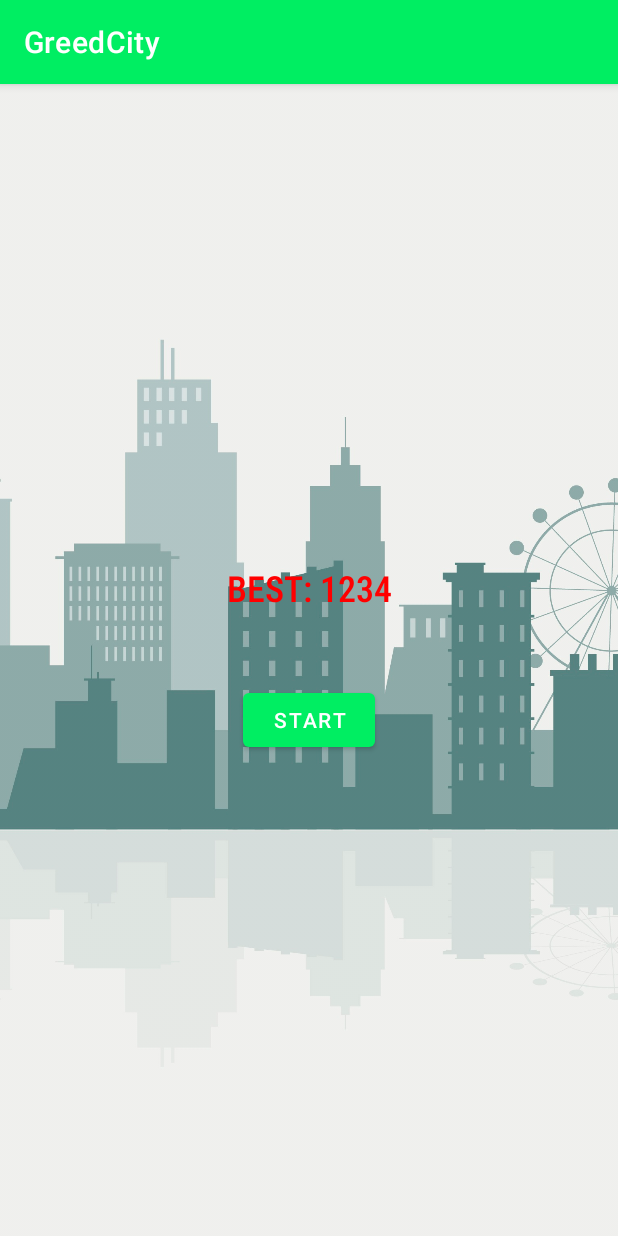
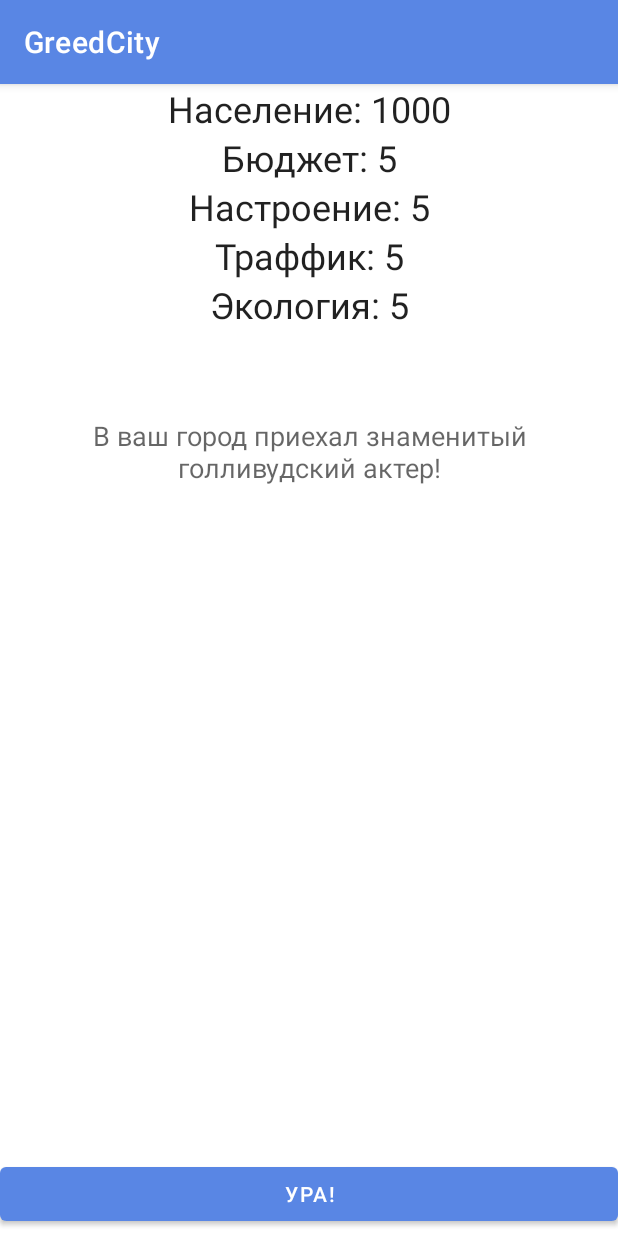
Before and after one commit to mivlix/GreedCity, an Android app: the screen it shows after launch (MenuActivity before the commit, GameActivity after it), on a phone screen of 412 x 824 dp. Run offline under Robolectric (Android 15) with nearby library versions, the phone set to English and light mode, and no system bars.

Commit message:
V2.0 Full release!

```diff
--- a/app/build.gradle
+++ b/app/build.gradle
@@ -23,8 +23,8 @@ android {
         }
     }
     compileOptions {
-        sourceCompatibility JavaVersion.VERSION_16
-        targetCompatibility JavaVersion.VERSION_16
+        sourceCompatibility JavaVersion.VERSION_1_8
+        targetCompatibility JavaVersion.VERSION_1_8
     }
 
     buildFeatures {
@@ -35,7 +35,7 @@ android {
 dependencies {
 
     implementation 'androidx.appcompat:appcompat:1.6.1'
-    implementation 'com.google.android.material:material:1.8.0'
+    implementation 'com.google.android.material:material:1.9.0'
     implementation 'androidx.constraintlayout:constraintlayout:2.1.4'
     testImplementation 'junit:junit:4.13.2'
     androidTestImplementation 'androidx.test.ext:junit:1.1.5'
--- a/app/src/main/java/mivlix/alpha/greedcity/Game.java
+++ b/app/src/main/java/mivlix/alpha/greedcity/Game.java
@@ -4,29 +4,89 @@ import java.util.HashMap;
 
 public class Game {
     private int pop = 1000;
-    private final int victoryPop = 100_000_000;
-    private int[] chars = {5, 5, 5, 5};
+    private static final int victoryPop = 100_000_000;
+    private static int[] chars = {5, 5, 5, 5};
 
-    private final Question[] questions = new Question[]{
-        new Question(
-            "Хотите построить новый парк?",
-            0, victoryPop,
-            new Question.Answer[]{
-                new Question.Answer("Да", 1.3, new HashMap<String, Integer>(){{
-                    put("eco", +1);
-                    put("traffic", +1);
-                    put("mood", 0);
-                    put("money", -1);
-                }}),
-                new Question.Answer("Нет", 1.1, new HashMap<String, Integer>(){{
-                    put("eco", -1);
-                    put("traffic", -1);
-                    put("mood", 0);
-                    put("money", 0);
-                }})
-            }
-        )
+    private static final Question[] questions = new Question[]{
+            new Question(
+                    "Жители предлагают построить новый парк.",
+                    0, victoryPop,
+                    new Question.Answer[]{
+                        new Question.Answer("Да", 1.2, new int[]{+1, 0, +1, -1}),
+                        new Question.Answer("Нет", 1.05, new int[]{-1, 0, -1, +1})
+                    }
+            ),
+            new Question(
+                    "Что вы построите: Новую станцию метро или Автомагистраль?",
+                    500_000, victoryPop,
+                    new Question.Answer[]{
+                            new Question.Answer("Метро", 1.2, new int[]{0, +2, +1, -2}),
+                            new Question.Answer("Автомагистраль", 1.05, new int[]{-1, +2, -1, -1})
+                    }
+            ),
+            new Question(
+                    "Граждане предлагают провести фестиваль мороженого на главном проспекте города. Вы за или против?",
+                    0, victoryPop,
+                    new Question.Answer[]{
+                            new Question.Answer("За", 1.2, new int[]{0, -1, +2, 0}),
+                            new Question.Answer("Против", 1.05, new int[]{0, +1, -2, 0})
+                    }
+            ),
+            new Question(
+                    "Здравствуйте, а как зовут вашу кошку?",
+                    0, victoryPop,
+                    new Question.Answer[]{
+                            new Question.Answer("Снежка", 1, new int[]{0, 0, 0, 0}),
+                            new Question.Answer("Что?", 1, new int[]{0, 0, 0, 0}),
+                            new Question.Answer("У меня нет кошки!", 1.1, new int[]{0, 0, 0, 0})
+                    }
+            ),
+            new Question(
+                    "Где предлагаете построить новый жилой комплекс?",
+                    10_000, victoryPop,
+                    new Question.Answer[]{
+                            new Question.Answer("На окраине города", 1.4, new int[]{+1, -1, +1, 0}),
+                            new Question.Answer("На месте частного сектора", 1.4, new int[]{+1, +1, -1, 0}),
+                            new Question.Answer("На месте старого парка", 1.4, new int[]{-1, +1, +1, 0})
+                    }
+            ),
+            new Question(
+                    "Ваша казна пополнилась!",
+                    0, victoryPop,
+                    new Question.Answer[]{
+                            new Question.Answer("Ура!", 1.2, new int[]{0, 0, 0, +1})
+                    }
+            ),
+            new Question(
+                    "В ваш город приехал знаменитый голливудский актер!",
+                    0, victoryPop,
+                    new Question.Answer[]{
+                            new Question.Answer("Ура!", 1.05, new int[]{0, 0, +1, 0})
+                    }
+            ),
+            new Question(
+                    "Ураган нанес большой ущерб городу!",
+                    0, victoryPop,
+                    new Question.Answer[]{
+                            new Question.Answer("Ой!", 0.9, new int[]{-1, -1, -1, -1})
+                    }
+            ),
+            new Question(
+                    "Жители прдлагают сделать улицу в центре города пешеходной. Вы за или против?",
+                    0, victoryPop,
+                    new Question.Answer[]{
+                            new Question.Answer("За", 1.2, new int[]{+1, -1, +1, -1}),
+                            new Question.Answer("Против", 1.05, new int[]{-1, +1, -1, 0})
+                    }
+            ),
     };
+
+    public void changeChars(double pop, int[] chars){
+        this.pop *= pop;
+        for (int i = 0; i < chars.length; i++) {
+            this.chars[i] += chars[i];
+        }
+    }
 
     public int getPop() {return pop;}
     public int getVictoryPop() {return victoryPop;}
@@ -39,7 +99,9 @@ public class Game {
         return null;
     }
 
-    public class Question {
+    public int getQuestionsLength() {return questions.length;}
+
+    public static class Question {
         private final String desc;
         private final int maxPop;
         private final int minPop;
@@ -54,8 +116,27 @@ public class Game {
 
         public String getDesc() {return desc;}
         public Answer[] getAnswers() {return answers;}
-        public record Answer(String name, double pop, HashMap<String, Integer> chars) {
+        public static class Answer {
+            private final String name;
+            private final double pop;
+            private final int[] chars;
+
+            public Answer(String name, double pop, int[] chars){
+                this.name = name;
+                this.pop = pop;
+                this.chars = chars;
+            }
             public String getName() {return name;}
+            public double getPop() {return pop;}
+            public int[] getChars() {return chars;}
+
+            public int getNextQuestion() {
+                if (Game.chars[0] < 0) {return -1;}
+                if (Game.chars[1] < 0) {return -2;}
+                if (Game.chars[2] < 0) {return -3;}
+                if (Game.chars[3] < 0) {return -4;}
+                return (int) (Math.random() * questions.length);
+            }
         }
     }
 }
--- a/app/src/main/java/mivlix/alpha/greedcity/GameActivity.java
+++ b/app/src/main/java/mivlix/alpha/greedcity/GameActivity.java
@@ -1,4 +1,6 @@
 package mivlix.alpha.greedcity;
+
+import static mivlix.alpha.greedcity.RecordManager.GAME;
 
 import android.content.Context;
 import android.content.Intent;
@@ -12,6 +14,7 @@ import mivlix.alpha.greedcity.databinding.ButtonBinding;
 public class GameActivity extends AppCompatActivity {
     private final Game game = new Game();
     private ActivityGameBinding binding;
+    private RecordManager recorder;
 
     public static Intent newIntent(Context context) {
         return new Intent(context, GameActivity.class);
@@ -21,22 +24,96 @@ public class GameActivity extends AppCompatActivity {
     protected void onCreate(Bundle savedInstanceState) {
         super.onCreate(savedInstanceState);
         binding = ActivityGameBinding.inflate(getLayoutInflater());
+        recorder = new RecordManager(getSharedPreferences(RecordManager.GAME, MODE_PRIVATE));
         setContentView(binding.getRoot());
+        initQuestion((int) (Math.random() * game.getQuestionsLength()));
     }
 
     private void initQuestion(int id) {
+        binding.pop.setText("Население: " + game.getPop());
+        binding.eco.setText("Экология: " + game.getChars()[0]);
+        binding.road.setText("Траффик: " + game.getChars()[1]);
+        binding.mood.setText("Настроение: " + game.getChars()[2]);
+        binding.money.setText("Бюджет: " + game.getChars()[3]);
+        switch (id) {
+            case -1:
+                setEcologicalEnding();
+                break;
+            case -2:
+                setTrafficEnding();
+                break;
+            case -3:
+                setHappinessEnding();
+                break;
+            case -4:
+                setMoneyEnding();
+                break;
+            case -99:
+                setVictory();
+                break;
+            default:
+                setQuestionState(id);
+                break;
+        }
+    }
+
+    private void fillRestartButton() {
+        binding.answers.removeAllViews();
+        ButtonBinding buttonBinding = ButtonBinding.inflate(
+                getLayoutInflater(),
+                binding.answers, false);
+        buttonBinding.getRoot().setText("Выйти в меню");
+        buttonBinding.getRoot().setOnClickListener(v -> finish());
+        binding.answers.addView(buttonBinding.getRoot());
+    }
+
+    private void setEcologicalEnding() {
+        binding.desc.setText("Ваш город утонул в пыли и грязи!");
+        fillRestartButton();
+    }
+
+    private void setTrafficEnding() {
+        binding.desc.setText("Ваш город встал в бесконечную пробку!");
+        fillRestartButton();
+    }
+
+    private void setHappinessEnding() {
+        binding.desc.setText("Ваши граждане свергли вас!");
+        fillRestartButton();
+    }
+
+    private void setMoneyEnding() {
+        binding.desc.setText("Ваша казна опустела!");
+        fillRestartButton();
+    }
+
+    private void setVictory() {
+        binding.desc.setText("Ваш город достиг отметки в 100 млн жителей! Как такое возможно?!");
+        fillRestartButton();
+        writeHighscore();
+    }
+
+    private void writeHighscore() {
+        recorder.setHighscore(Math.max(recorder.getHighscore(), game.getPop()));
+    }
+
+    private void setQuestionState(int id) {
         Game.Question question = game.getQuestion(id);
         binding.desc.setText(question.getDesc());
+        final int[] chars = game.getChars();
+        binding.answers.removeAllViews();
         for (Game.Question.Answer answer : question.getAnswers()) {
             ButtonBinding buttonBinding = ButtonBinding.inflate(
                     getLayoutInflater(),
                     binding.answers, false);
             buttonBinding.getRoot().setText(answer.getName());
             buttonBinding.getRoot().setOnClickListener(v -> goNext(answer));
+            binding.answers.addView(buttonBinding.getRoot());
         }
     }
 
     private void goNext(Game.Question.Answer answer) {
-
+        game.changeChars(answer.getPop(), answer.getChars());
+        initQuestion(answer.getNextQuestion());
     }
 }
--- a/app/src/main/java/mivlix/alpha/greedcity/MenuActivity.java
+++ b/app/src/main/java/mivlix/alpha/greedcity/MenuActivity.java
@@ -8,20 +8,27 @@ import mivlix.alpha.greedcity.databinding.ActivityMenuBinding;
 
 public class MenuActivity extends AppCompatActivity {
     private ActivityMenuBinding binding;
+    private RecordManager recorder;
 
     @Override
     protected void onCreate(Bundle savedInstanceState) {
         super.onCreate(savedInstanceState);
         binding = ActivityMenuBinding.inflate(getLayoutInflater());
+        recorder = new RecordManager(getSharedPreferences(RecordManager.GAME, MODE_PRIVATE));
         setContentView(binding.getRoot());
-        loadBestResult();
+        loadHighscore();
         binding.play.setOnClickListener(v -> {
             startActivity(GameActivity.newIntent(this));
         });
     }
 
-    private void loadBestResult() {
-        binding.best.setText("BEST: 1234");
-        //TODO
+    @Override
+    protected void onResume(){
+        super.onResume();
+        loadHighscore();
+    }
+
+    private void loadHighscore() {
+        binding.best.setText("Рекорд: " + recorder.getHighscore() + " чел.");
     }
 }
--- /dev/null
+++ b/app/src/main/java/mivlix/alpha/greedcity/RecordManager.java
@@ -0,0 +1,21 @@
+package mivlix.alpha.greedcity;
+
+import android.content.SharedPreferences;
+
+public class RecordManager {
+    public final static String GAME = "LAST_GAME";
+    private final static String HIGHSCORE = "HIGHSCORE";
+    private final SharedPreferences prefs;
+
+    public RecordManager(SharedPreferences prefs) {
+        this.prefs = prefs;
+    }
+
+    public void setHighscore(int pop) {
+        prefs.edit().putInt(HIGHSCORE, pop).apply();
+    }
+
+    public int getHighscore() {
+        return prefs.getInt(HIGHSCORE, 0);
+    }
+}
--- a/app/src/main/res/layout/activity_game.xml
+++ b/app/src/main/res/layout/activity_game.xml
@@ -20,7 +20,7 @@
         android:layout_width="match_parent"
         android:layout_height="wrap_content"
         android:gravity="center"
-        android:text="Budget: 5/10"
+        android:text="Budget: 5"
         android:textAppearance="@style/TextAppearance.AppCompat.Headline" />
 
     <TextView
@@ -28,7 +28,7 @@
         android:layout_width="match_parent"
         android:layout_height="wrap_content"
         android:gravity="center"
-        android:text="Happiness: 5/10"
+        android:text="Happiness: 5"
         android:textAppearance="@style/TextAppearance.AppCompat.Headline" />
 
     <TextView
@@ -36,7 +36,7 @@
         android:layout_width="match_parent"
         android:layout_height="wrap_content"
         android:gravity="center"
-        android:text="Traffic: 5/10"
+        android:text="Traffic: 5"
         android:textAppearance="@style/TextAppearance.AppCompat.Headline" />
 
     <TextView
@@ -44,7 +44,7 @@
         android:layout_width="match_parent"
         android:layout_height="wrap_content"
         android:gravity="center"
-        android:text="Ecology: 5/10"
+        android:text="Ecology: 5"
         android:textAppearance="@style/TextAppearance.AppCompat.Headline" />
 
     <ScrollView
--- a/app/src/main/res/layout/button.xml
+++ b/app/src/main/res/layout/button.xml
@@ -2,4 +2,5 @@
 <Button xmlns:android="http://schemas.android.com/apk/res/android"
     android:layout_width="match_parent"
     android:layout_height="wrap_content"
-    android:layout_marginVertical="8dp" />
+    android:text="1234567890"
+    android:layout_marginVertical="4dp" />
--- a/app/src/main/res/values/colors.xml
+++ b/app/src/main/res/values/colors.xml
@@ -1,8 +1,8 @@
 <?xml version="1.0" encoding="utf-8"?>
 <resources>
-    <color name="purple_200">#FF86FCBB</color>
-    <color name="purple_500">#FF00EE62</color>
-    <color name="purple_700">#FF00B337</color>
+    <color name="purple_200">#FF95B6FC</color>
+    <color name="purple_500">#FF5986E4</color>
+    <color name="purple_700">#FF3B5998</color>
     <color name="teal_200">#FFDAC503</color>
     <color name="teal_700">#FF878601</color>
     <color name="black">#FF000000</color>
```
Also changed, not shown: app/src/main/AndroidManifest.xml (+11 -2 lines).
